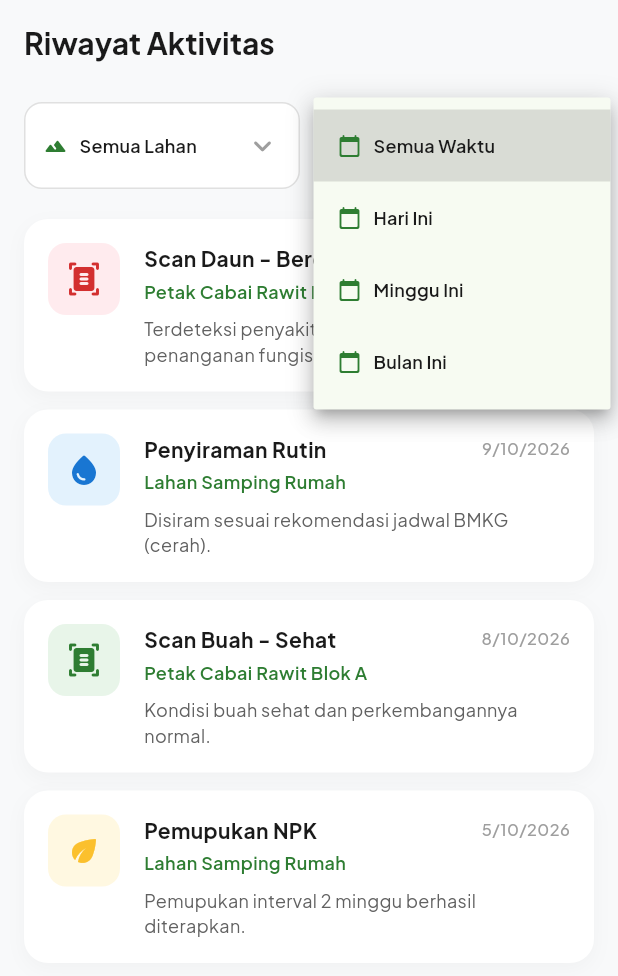
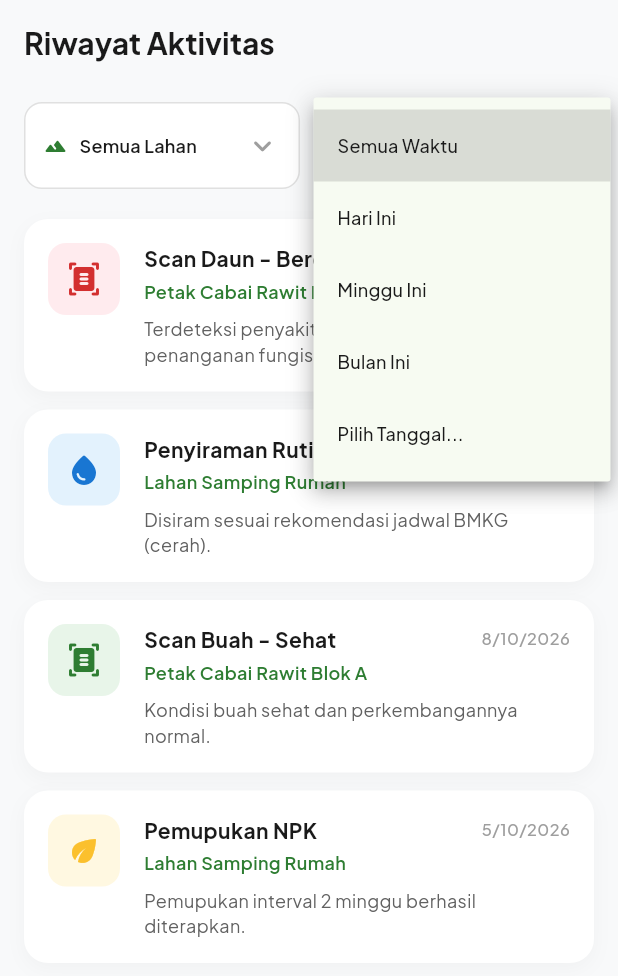
Before and after one commit to Adhityayusuf/capsee, a Flutter app: the RiwayatScanScreen screen opened directly with empty values, after a tap on "Semua Waktu", on a phone screen of 412 x 824 dp. Shown: the top 976 px of the screen. Run offline on Flutter 3.47's test engine with Material 3 defaults, Android fonts, the phone set to English and light mode, and no system bars; our stand-ins replace google_fonts, image_picker, shared_preferences; accounts and stored records are empty.

Commit message:
Implement custom date range filter in riwayat_scan_screen
Added custom date range selection to filter options.

```diff
--- a/lib/screens/scan/riwayat_scan_screen.dart
+++ b/lib/screens/scan/riwayat_scan_screen.dart
@@ -119,7 +119,19 @@ class _RiwayatScanScreenState extends State<RiwayatScanScreen> {
     );
   }
 
+  // Tambahkan variabel ini di bawah _selectedWaktu (di dalam State)
+  DateTimeRange? _customDateRange;
+
+  // Timpa fungsi _buildFilterSection yang lama dengan ini:
   Widget _buildFilterSection() {
+    // Teks yang tampil di dropdown waktu
+    String labelWaktu = _selectedWaktu;
+    if (_selectedWaktu == 'Pilih Tanggal...' && _customDateRange != null) {
+      final start = _customDateRange!.start;
+      final end = _customDateRange!.end;
+      labelWaktu = '${start.day}/${start.month} - ${end.day}/${end.month}';
+    }
+
     return Container(
       padding: const EdgeInsets.symmetric(horizontal: 16, vertical: 12),
       child: Row(
@@ -127,6 +139,7 @@ class _RiwayatScanScreenState extends State<RiwayatScanScreen> {
           Expanded(
             child: _buildDropdown(
               value: _selectedLahan,
+              displayValue: _selectedLahan, // Tampilan teks
               items: ['Semua Lahan', 'Petak Cabai Rawit Blok A', 'Lahan Samping Rumah'],
               icon: Icons.landscape_rounded,
               onChanged: (val) => setState(() => _selectedLahan = val!),
@@ -136,9 +149,41 @@ class _RiwayatScanScreenState extends State<RiwayatScanScreen> {
           Expanded(
             child: _buildDropdown(
               value: _selectedWaktu,
-              items: ['Semua Waktu', 'Hari Ini', 'Minggu Ini', 'Bulan Ini'],
+              displayValue: labelWaktu, // Tampilan teks (bisa berubah jadi tanggal)
+              items: ['Semua Waktu', 'Hari Ini', 'Minggu Ini', 'Bulan Ini', 'Pilih Tanggal...'],
               icon: Icons.calendar_today_rounded,
-              onChanged: (val) => setState(() => _selectedWaktu = val!),
+              onChanged: (val) async {
+                if (val == 'Pilih Tanggal...') {
+                  // Munculkan Date Picker
+                  final picked = await showDateRangePicker(
+                    context: context,
+                    firstDate: DateTime(2020),
+                    lastDate: DateTime.now(),
+                    builder: (context, child) {
+                      return Theme(
+                        data: Theme.of(context).copyWith(
+                          colorScheme: const ColorScheme.light(
+                            primary: Color(0xFF2E7D32), // Warna hijau Capsee
+                          ),
+                        ),
+                        child: child!,
+                      );
+                    },
+                  );
+
+                  if (picked != null) {
+                    setState(() {
+                      _customDateRange = picked;
+                      _selectedWaktu = val!;
+                    });
+                  }
+                } else {
+                  setState(() {
+                    _selectedWaktu = val!;
+                    _customDateRange = null; // Reset custom date
+                  });
+                }
+              },
             ),
           ),
         ],
@@ -146,8 +191,10 @@ class _RiwayatScanScreenState extends State<RiwayatScanScreen> {
     );
   }
 
+  // Timpa fungsi _buildDropdown yang lama dengan ini:
   Widget _buildDropdown({
     required String value,
+    required String displayValue, // Tambahan parameter untuk teks yang dirender
     required List<String> items,
     required IconData icon,
     required ValueChanged<String?> onChanged,
@@ -164,16 +211,16 @@ class _RiwayatScanScreenState extends State<RiwayatScanScreen> {
           value: value,
           isExpanded: true,
           icon: const Icon(Icons.keyboard_arrow_down_rounded, color: Colors.grey),
-          items: items.map((String item) {
-            return DropdownMenuItem<String>(
-              value: item,
-              child: Row(
+          // Bagian ini yang tampil saat dropdown TERTUTUP
+          selectedItemBuilder: (BuildContext context) {
+            return items.map<Widget>((String item) {
+              return Row(
                 children: [
                   Icon(icon, size: 16, color: const Color(0xFF2E7D32)),
                   const SizedBox(width: 8),
                   Expanded(
                     child: Text(
-                      item,
+                      displayValue, // Pakai displayValue agar format tanggal custom bisa tampil
                       style: GoogleFonts.plusJakartaSans(
                         fontSize: 12,
                         fontWeight: FontWeight.w600,
@@ -183,6 +230,20 @@ class _RiwayatScanScreenState extends State<RiwayatScanScreen> {
                     ),
                   ),
                 ],
+              );
+            }).toList();
+          },
+          // Bagian ini yang tampil saat dropdown TERBUKA (List pilihan)
+          items: items.map((String item) {
+            return DropdownMenuItem<String>(
+              value: item,
+              child: Text(
+                item,
+                style: GoogleFonts.plusJakartaSans(
+                  fontSize: 12,
+                  fontWeight: FontWeight.w500,
+                  color: const Color(0xFF1A1A1A),
+                ),
               ),
             );
           }).toList(),
@@ -191,6 +252,7 @@ class _RiwayatScanScreenState extends State<RiwayatScanScreen> {
       ),
     );
   }
+
 
   Widget _buildRiwayatList() {
     return ListView.separated(
```
